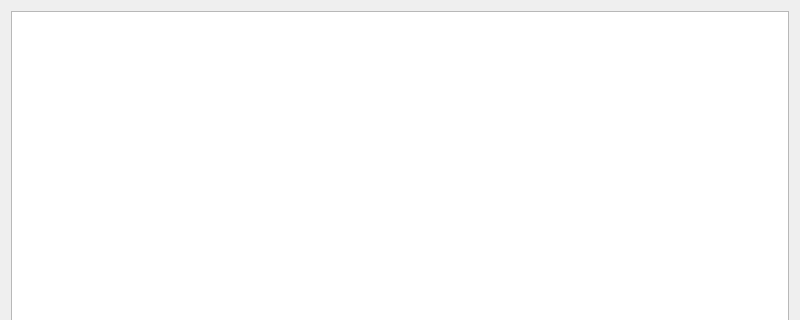
Qt form src/ChewingEditor.ui (chewing/chewing-editor) before a commit; both pictures show x 0 to 800 and y 0 to 320 of the 800 by 600 pixel window.
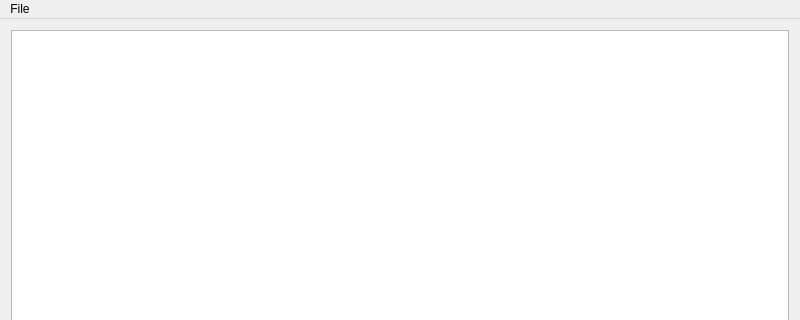
The same form after that commit.

What changed in the file:
```diff
--- a/src/ChewingEditor.ui
+++ b/src/ChewingEditor.ui
@@ -26,6 +26,34 @@
     </item>
    </layout>
   </widget>
+  <widget class="QMenuBar" name="menuBar">
+   <property name="geometry">
+    <rect>
+     <x>0</x>
+     <y>0</y>
+     <width>800</width>
+     <height>20</height>
+    </rect>
+   </property>
+   <widget class="QMenu" name="menuFile">
+    <property name="title">
+     <string>File</string>
+    </property>
+    <addaction name="actionOpenDefaultUserDictionary"/>
+    <addaction name="actionOpenUserDictionary"/>
+   </widget>
+   <addaction name="menuFile"/>
+  </widget>
+  <action name="actionOpenDefaultUserDictionary">
+   <property name="text">
+    <string>Open Default User Dictionary</string>
+   </property>
+  </action>
+  <action name="actionOpenUserDictionary">
+   <property name="text">
+    <string>Open User Dictionary</string>
+   </property>
+  </action>
  </widget>
  <layoutdefault spacing="6" margin="11"/>
  <resources/>
```
